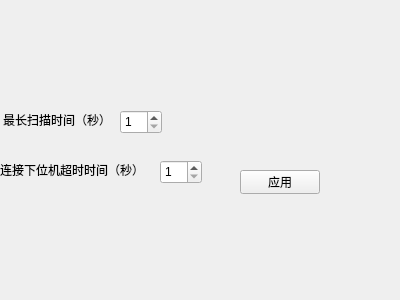
Before: the Qt Designer form syssettingswidget.ui in curious-heart/x-data-scanner, drawn with Qt 5.
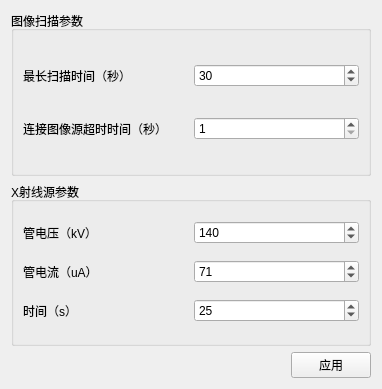
After: the same form once the commit is applied.

Commit message: Add syssettings widget process, not finished yet (load params from ui); add hv(modbus) process, not finished yet (mb op).

```diff
--- a/syssettingswidget.ui
+++ b/syssettingswidget.ui
@@ -6,78 +6,162 @@
    <rect>
     <x>0</x>
     <y>0</y>
-    <width>400</width>
-    <height>300</height>
+    <width>382</width>
+    <height>389</height>
    </rect>
   </property>
   <property name="windowTitle">
    <string>Form</string>
   </property>
-  <widget class="QSpinBox" name="maxScanDuraSpinBox">
-   <property name="geometry">
-    <rect>
-     <x>120</x>
-     <y>110</y>
-     <width>42</width>
-     <height>24</height>
-    </rect>
-   </property>
-   <property name="minimum">
-    <number>1</number>
-   </property>
-  </widget>
-  <widget class="QLabel" name="maxScanDuraLbl">
-   <property name="geometry">
-    <rect>
-     <x>3</x>
-     <y>110</y>
-     <width>101</width>
-     <height>20</height>
-    </rect>
-   </property>
-   <property name="text">
-    <string>最长扫描时间（秒）</string>
-   </property>
-  </widget>
-  <widget class="QPushButton" name="pushButton">
-   <property name="geometry">
-    <rect>
-     <x>240</x>
-     <y>170</y>
-     <width>80</width>
-     <height>24</height>
-    </rect>
-   </property>
-   <property name="text">
-    <string>应用</string>
-   </property>
-  </widget>
-  <widget class="QLabel" name="connDataSrcTimeoutLbl">
-   <property name="geometry">
-    <rect>
-     <x>0</x>
-     <y>160</y>
-     <width>141</width>
-     <height>20</height>
-    </rect>
-   </property>
-   <property name="text">
-    <string>连接下位机超时时间（秒）</string>
-   </property>
-  </widget>
-  <widget class="QSpinBox" name="connDataSrcTimeoutSpinBox">
-   <property name="geometry">
-    <rect>
-     <x>160</x>
-     <y>160</y>
-     <width>42</width>
-     <height>24</height>
-    </rect>
-   </property>
-   <property name="minimum">
-    <number>1</number>
-   </property>
-  </widget>
+  <layout class="QVBoxLayout" name="verticalLayout_3">
+   <item>
+    <widget class="QGroupBox" name="scanParamsGrpBox">
+     <property name="title">
+      <string>图像扫描参数</string>
+     </property>
+     <layout class="QVBoxLayout" name="verticalLayout_2">
+      <item>
+       <layout class="QHBoxLayout" name="horizontalLayout_4">
+        <item>
+         <widget class="QLabel" name="maxScanDuraLbl">
+          <property name="text">
+           <string>最长扫描时间（秒）</string>
+          </property>
+         </widget>
+        </item>
+        <item>
+         <widget class="QSpinBox" name="maxScanDuraSpinBox">
+          <property name="minimum">
+           <number>1</number>
+          </property>
+          <property name="value">
+           <number>30</number>
+          </property>
+         </widget>
+        </item>
+       </layout>
+      </item>
+      <item>
+       <layout class="QHBoxLayout" name="horizontalLayout_5">
+        <item>
+         <widget class="QLabel" name="connDataSrcTimeoutLbl">
+          <property name="text">
+           <string>连接图像源超时时间（秒）</string>
+          </property>
+         </widget>
+        </item>
+        <item>
+         <widget class="QSpinBox" name="connDataSrcTimeoutSpinBox">
+          <property name="minimum">
+           <number>1</number>
+          </property>
+         </widget>
+        </item>
+       </layout>
+      </item>
+     </layout>
+    </widget>
+   </item>
+   <item>
+    <widget class="QGroupBox" name="hvParamsGrpBox">
+     <property name="title">
+      <string>X射线源参数</string>
+     </property>
+     <layout class="QVBoxLayout" name="verticalLayout">
+      <item>
+       <layout class="QHBoxLayout" name="horizontalLayout">
+        <item>
+         <widget class="QLabel" name="tubeVoltKvLbl">
+          <property name="text">
+           <string>管电压（kV）</string>
+          </property>
+         </widget>
+        </item>
+        <item>
+         <widget class="QSpinBox" name="tubeVoltKvSpinBox">
+          <property name="minimum">
+           <number>1</number>
+          </property>
+          <property name="maximum">
+           <number>150</number>
+          </property>
+          <property name="value">
+           <number>140</number>
+          </property>
+         </widget>
+        </item>
+       </layout>
+      </item>
+      <item>
+       <layout class="QHBoxLayout" name="horizontalLayout_2">
+        <item>
+         <widget class="QLabel" name="tubeCurrentLbl">
+          <property name="text">
+           <string>管电流（uA）</string>
+          </property>
+         </widget>
+        </item>
+        <item>
+         <widget class="QDoubleSpinBox" name="tubeCurrentSpinBox">
+          <property name="decimals">
+           <number>0</number>
+          </property>
+          <property name="value">
+           <double>71.000000000000000</double>
+          </property>
+         </widget>
+        </item>
+       </layout>
+      </item>
+      <item>
+       <layout class="QHBoxLayout" name="horizontalLayout_3">
+        <item>
+         <widget class="QLabel" name="expoDuraLbl">
+          <property name="text">
+           <string>时间（s）</string>
+          </property>
+         </widget>
+        </item>
+        <item>
+         <widget class="QDoubleSpinBox" name="expoDuraSpinBox">
+          <property name="decimals">
+           <number>0</number>
+          </property>
+          <property name="value">
+           <double>25.000000000000000</double>
+          </property>
+         </widget>
+        </item>
+       </layout>
+      </item>
+     </layout>
+    </widget>
+   </item>
+   <item>
+    <layout class="QHBoxLayout" name="horizontalLayout_6">
+     <item>
+      <spacer name="horizontalSpacer">
+       <property name="orientation">
+        <enum>Qt::Horizontal</enum>
+       </property>
+       <property name="sizeHint" stdset="0">
+        <size>
+         <width>40</width>
+         <height>20</height>
+        </size>
+       </property>
+      </spacer>
+     </item>
+     <item>
+      <widget class="QPushButton" name="pushButton">
+       <property name="text">
+        <string>应用</string>
+       </property>
+      </widget>
+     </item>
+    </layout>
+   </item>
+  </layout>
  </widget>
  <resources/>
  <connections/>
```
The commit also changes 15 other files.
